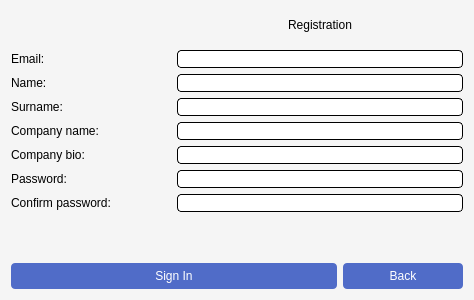
Above: client/include/reg_window.ui from cowboymalboro1884/MessLess before the change. Below: the same form after it.
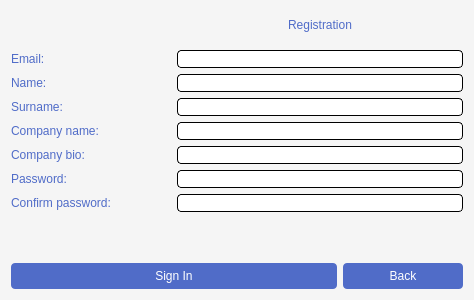
That is the form after the change.

Diff of the .ui file:
```diff
--- a/client/include/reg_window.ui
+++ b/client/include/reg_window.ui
@@ -44,7 +44,8 @@
      <item row="7" column="0">
       <widget class="QLabel" name="label_Confirm">
        <property name="styleSheet">
-        <string notr="true">font: 63 8pt &quot;Yu Gothic UI Semibold&quot;;</string>
+        <string notr="true">color: rgb(80, 108, 200);
+font: 87 10pt &quot;Arial Black&quot;;</string>
        </property>
        <property name="text">
         <string>Confirm password:</string>
@@ -54,7 +55,8 @@
      <item row="2" column="0">
       <widget class="QLabel" name="label_Name">
        <property name="styleSheet">
-        <string notr="true">font: 63 8pt &quot;Yu Gothic UI Semibold&quot;;</string>
+        <string notr="true">color: rgb(80, 108, 200);
+font: 87 10pt &quot;Arial Black&quot;;</string>
        </property>
        <property name="text">
         <string>Name:</string>
@@ -64,7 +66,9 @@
      <item row="6" column="0">
       <widget class="QLabel" name="label_Password">
        <property name="styleSheet">
-        <string notr="true">font: 63 8pt &quot;Yu Gothic UI Semibold&quot;;</string>
+        <string notr="true">color: rgb(80, 108, 200);
+font: 87 10pt &quot;Arial Black&quot;;color: rgb(80, 108, 200);
+font: 87 10pt &quot;Arial Black&quot;;</string>
        </property>
        <property name="text">
         <string>Password:</string>
@@ -83,7 +87,8 @@
      <item row="0" column="1" colspan="2">
       <widget class="QLabel" name="label_Welcome">
        <property name="styleSheet">
-        <string notr="true">font: 63 8pt &quot;Yu Gothic UI Semibold&quot;;</string>
+        <string notr="true">color: rgb(80, 108, 200);
+font: 87 10pt &quot;Arial Black&quot;;</string>
        </property>
        <property name="text">
         <string>Registration</string>
@@ -118,7 +123,8 @@
      <item row="3" column="0">
       <widget class="QLabel" name="label_Surname">
        <property name="styleSheet">
-        <string notr="true">font: 63 8pt &quot;Yu Gothic UI Semibold&quot;;</string>
+        <string notr="true">color: rgb(80, 108, 200);
+font: 87 10pt &quot;Arial Black&quot;;</string>
        </property>
        <property name="text">
         <string>Surname:</string>
@@ -137,7 +143,8 @@
      <item row="1" column="0">
       <widget class="QLabel" name="label_Email">
        <property name="styleSheet">
-        <string notr="true">font: 63 8pt &quot;Yu Gothic UI Semibold&quot;;</string>
+        <string notr="true">color: rgb(80, 108, 200);
+font: 87 10pt &quot;Arial Black&quot;;</string>
        </property>
        <property name="text">
         <string>Email:</string>
@@ -156,7 +163,8 @@
      <item row="5" column="0">
       <widget class="QLabel" name="label_Company_bio">
        <property name="styleSheet">
-        <string notr="true">font: 63 8pt &quot;Yu Gothic UI Semibold&quot;;</string>
+        <string notr="true">color: rgb(80, 108, 200);
+font: 87 10pt &quot;Arial Black&quot;;</string>
        </property>
        <property name="text">
         <string>Company bio:</string>
@@ -193,7 +201,8 @@
      <item row="4" column="0">
       <widget class="QLabel" name="label_Company_name">
        <property name="styleSheet">
-        <string notr="true">font: 63 8pt &quot;Yu Gothic UI Semibold&quot;;</string>
+        <string notr="true">color: rgb(80, 108, 200);
+font: 87 10pt &quot;Arial Black&quot;;</string>
        </property>
        <property name="text">
         <string>Company name:</string>
```
Left out of the diff: 4 changed lines with no effect on the pictures.
